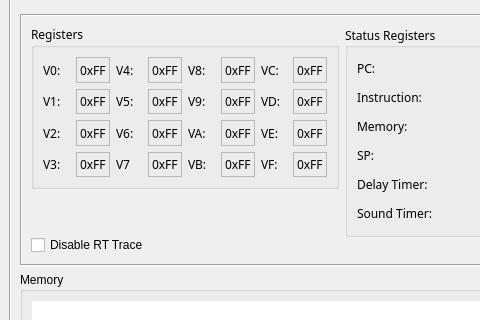
Qt form src/gui/ui/mainwindow.ui (42wonko/chip8) before a commit; both pictures show x 0 to 480 and y 381 to 701 of the 1140 by 998 pixel window.
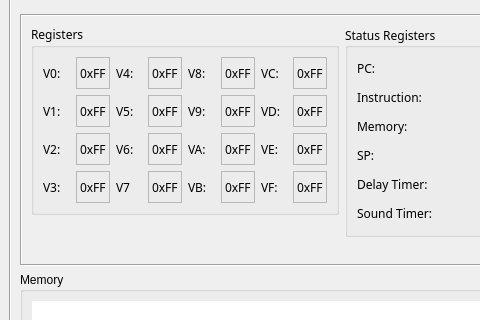
The same form after that commit. Custom widgets are drawn as their Qt base class.

Commit message: new dialog for configuration and added some config optins for sound

Patch:
```diff
--- a/src/gui/ui/mainwindow.ui
+++ b/src/gui/ui/mainwindow.ui
@@ -534,13 +534,6 @@
                   </property>
                  </spacer>
                 </item>
-                <item>
-                 <widget class="QCheckBox" name="rtTraceCheckBox">
-                  <property name="text">
-                   <string>Disable RT Trace</string>
-                  </property>
-                 </widget>
-                </item>
                </layout>
               </item>
               <item>
```
Left out of the diff: 2 changed lines with no effect on the pictures. The commit also changes 5 other files.
